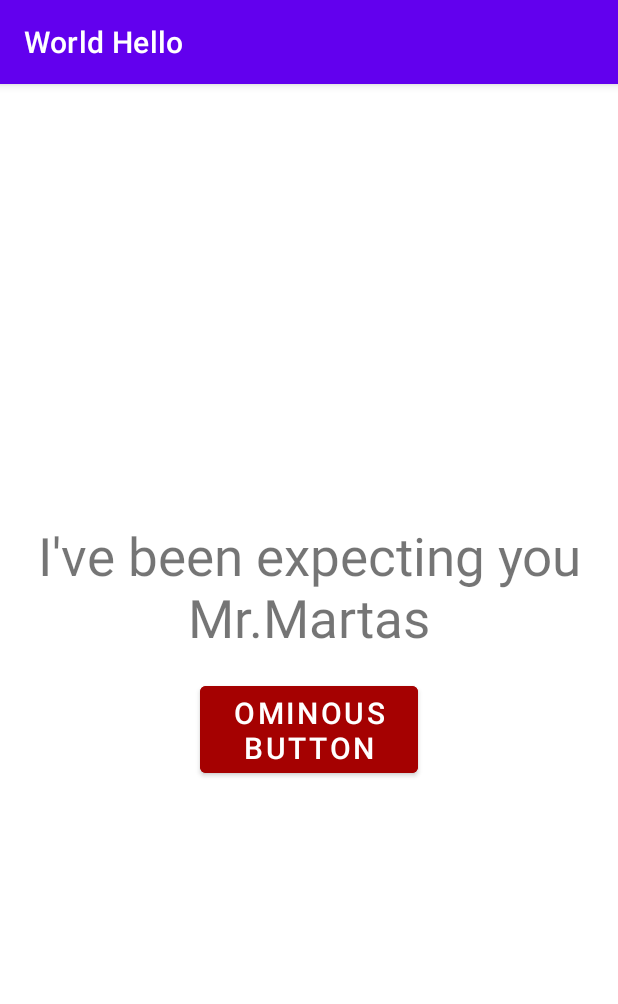
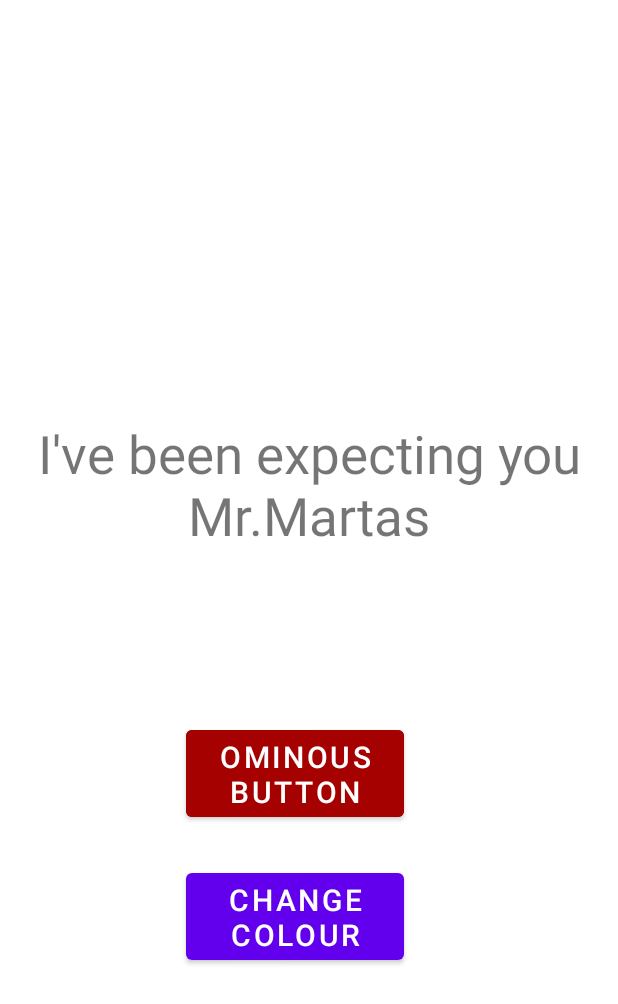
Before and after one commit to KINGZMON/HelloWorldLabAssignment, an Android app: the screen it shows after launch (MainActivity), after a tap on "OMINOUS BUTTON", on a phone screen of 412 x 824 dp. Shown: the top 1004 px of the screen. Run offline under Robolectric (Android 15) with nearby library versions, the phone set to English and light mode, and no system bars.

Commit message:
3rd commit

```diff
--- a/app/src/main/java/com/example/worldhello/MainActivity.java
+++ b/app/src/main/java/com/example/worldhello/MainActivity.java
@@ -2,10 +2,13 @@ package com.example.worldhello;
 
 import androidx.appcompat.app.AppCompatActivity;
 
+import android.graphics.Color;
 import android.os.Bundle;
 import android.view.View;
 import android.widget.Button;
 import android.widget.TextView;
+
+import java.util.Random;
 
 public class MainActivity extends AppCompatActivity {
 
@@ -15,8 +18,15 @@ public class MainActivity extends AppCompatActivity {
         setContentView(R.layout.activity_main);
     }
 
-    public void onClick(View view) {
+    public void onClick(View v1) {
         TextView text = findViewById(R.id.textView);
         text.setText("I've been expecting you Mr.Martas");
     }
+
+    public void onClick2(View v2) {
+        TextView text = findViewById(R.id.textView);
+        Random random = new Random();
+        int color = Color.argb(255, random.nextInt(256), random.nextInt(256), random.nextInt(256));
+        text.setTextColor(color);
+    }
 }
--- a/app/src/main/res/layout/activity_main.xml
+++ b/app/src/main/res/layout/activity_main.xml
@@ -10,32 +10,51 @@
         android:id="@+id/textView"
         android:layout_width="wrap_content"
         android:layout_height="wrap_content"
+        android:layout_marginTop="284dp"
         android:text="Hello World!"
         android:textAlignment="center"
         android:textSize="35sp"
-        app:layout_constraintBottom_toBottomOf="parent"
+        app:layout_constraintBottom_toTopOf="@+id/button1"
         app:layout_constraintEnd_toEndOf="parent"
-        app:layout_constraintHorizontal_bias="0.497"
+        app:layout_constraintHorizontal_bias="0.5"
         app:layout_constraintStart_toStartOf="parent"
-        app:layout_constraintTop_toTopOf="parent"
-        app:layout_constraintVertical_bias="0.428" />
+        app:layout_constraintTop_toTopOf="parent" />
 
     <Button
         android:id="@+id/button1"
         android:layout_width="145dp"
         android:layout_height="70dp"
         android:layout_marginStart="124dp"
-        android:layout_marginTop="16dp"
+        android:layout_marginTop="113dp"
         android:layout_marginEnd="124dp"
-        android:layout_marginBottom="306dp"
+        android:layout_marginBottom="17dp"
         android:backgroundTint="#A50101"
         android:onClick="onClick"
         android:text="Ominous Button"
         android:textSize="20sp"
+        app:layout_constraintBottom_toTopOf="@+id/button2"
+        app:layout_constraintEnd_toEndOf="parent"
+        app:layout_constraintHorizontal_bias="0.0"
+        app:layout_constraintStart_toStartOf="parent"
+        app:layout_constraintTop_toBottomOf="@+id/textView" />
+
+    <Button
+        android:id="@+id/button2"
+        android:layout_width="145dp"
+        android:layout_height="70dp"
+        android:layout_marginStart="124dp"
+        android:layout_marginTop="8dp"
+        android:layout_marginEnd="124dp"
+        android:layout_marginBottom="184dp"
+        android:onClick="onClick2"
+        android:text="Change Colour"
+        android:textAlignment="center"
+        android:textIsSelectable="false"
+        android:textSize="20sp"
         app:layout_constraintBottom_toBottomOf="parent"
         app:layout_constraintEnd_toEndOf="parent"
+        app:layout_constraintHorizontal_bias="0.0"
         app:layout_constraintStart_toStartOf="parent"
-        app:layout_constraintTop_toBottomOf="@+id/textView"
-        app:layout_constraintVertical_bias="0.0" />
+        app:layout_constraintTop_toBottomOf="@+id/button1" />
 
 </androidx.constraintlayout.widget.ConstraintLayout>
--- a/app/src/main/res/values/themes.xml
+++ b/app/src/main/res/values/themes.xml
@@ -1,6 +1,6 @@
 <resources xmlns:tools="http://schemas.android.com/tools">
     <!-- Base application theme. -->
-    <style name="Theme.WorldHello" parent="Theme.MaterialComponents.DayNight.DarkActionBar">
+    <style name="Theme.WorldHello" parent="Theme.MaterialComponents.DayNight.NoActionBar">
         <!-- Primary brand color. -->
         <item name="colorPrimary">@color/purple_500</item>
         <item name="colorPrimaryVariant">@color/purple_700</item>
```
